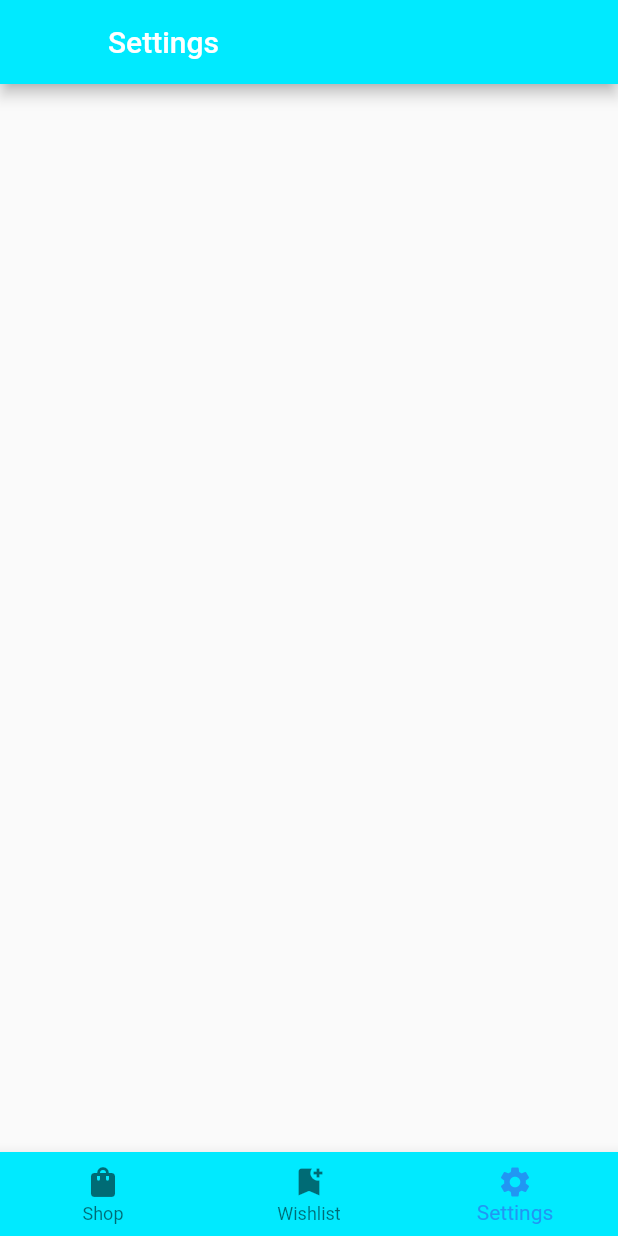
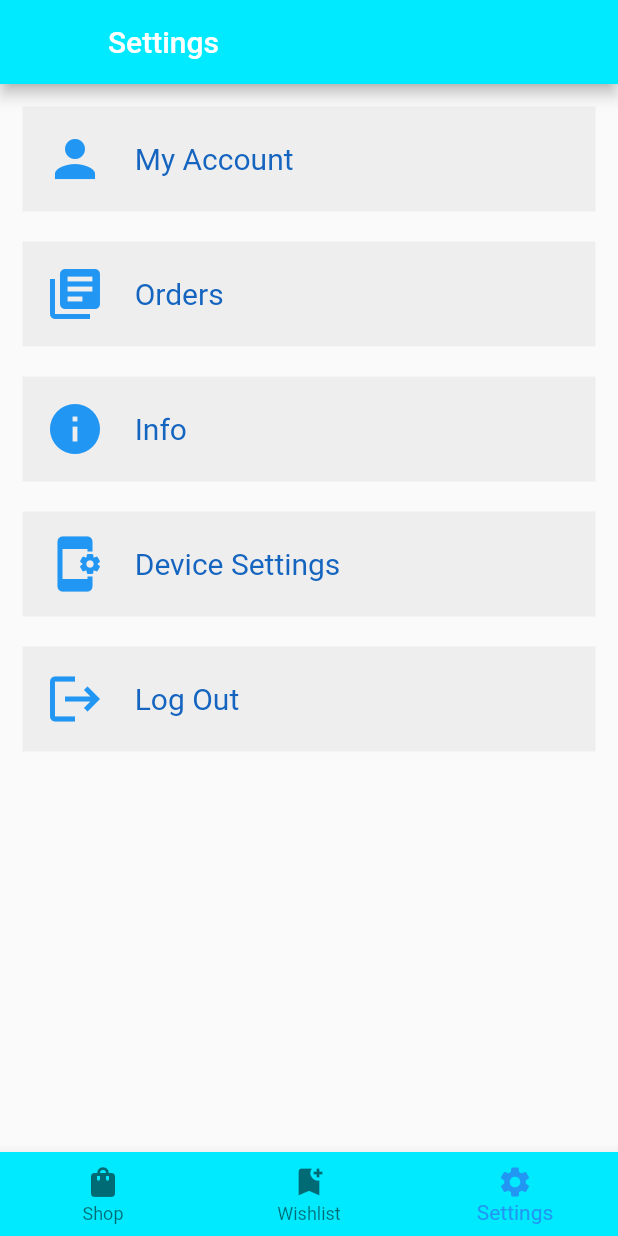
Before and after one commit to valdodotcom/COE356-VorTech, a Flutter app: the SettingsPage screen opened directly, on a phone screen of 412 x 824 dp. Run offline on Flutter 3.47's test engine with Material 2 defaults, Android fonts, the phone set to English and light mode, and no system bars; our stand-ins replace double_back_to_close.

Commit message:
Settings Tab
Added button widgets (inkwell) to settings tab:
my account, orders, info, device settings, logout

```diff
--- a/instashop/lib/ui/settings.dart
+++ b/instashop/lib/ui/settings.dart
@@ -4,6 +4,7 @@ import '../ui/wishlist.dart';
 
 // import '../ui/item_in_category.dart';
 import '../ui/shop_page.dart';
+import 'item_in_category.dart';
 
 class SettingsPage extends StatefulWidget {
   const SettingsPage({Key? key}) : super(key: key);
@@ -25,7 +26,150 @@ class _SettingsPageState extends State<SettingsPage> {
             title: new Text("Settings"),
           ),
 
-          // body: ,
+          body: new ListView(
+            padding: EdgeInsets.all(15.0),
+            children: <Widget>[
+              new Column(
+                children: <Widget>[
+                  new InkWell(
+                      onTap: () {
+                        var router = new MaterialPageRoute(
+                            builder: (BuildContext context) =>
+                            new ItemInCategory());
+
+                        Navigator.of(context).push(router);
+                      },
+                      child: new Container(
+                        color: Colors.grey.shade200,
+                        padding: EdgeInsets.all(15.0),
+                        child: new Row(
+                          children: <Widget>[
+                            new Icon(
+                              Icons.person,
+                              size: 40,
+                              color: Colors.blue,
+                            ),
+                            new Text(
+                              "\t\t\t My Account",
+                              style: new TextStyle(
+                                  fontSize: 20.0, color: Colors.blue.shade800),
+                            ),
+                          ],
+                        ),
+                      )),
+                  new Padding(padding: EdgeInsets.all(10)),
+                  new InkWell(
+                    onTap: () {
+                      var router = new MaterialPageRoute(
+                          builder: (BuildContext context) =>
+                          new ItemInCategory());
+
+                      Navigator.of(context).push(router);
+                    },
+                    child: new Container(
+                        color: Colors.grey.shade200,
+                        padding: EdgeInsets.all(15.0),
+                        child: new Row(
+                          children: <Widget>[
+                            new Icon(
+                              Icons.library_books,
+                              size: 40,
+                              color: Colors.blue,
+                            ),
+                            new Text(
+                              "\t\t\t Orders",
+                              style: new TextStyle(
+                                  fontSize: 20.0, color: Colors.blue.shade800),
+                            ),
+                          ],
+                        )),
+                  ),
+                  new Padding(padding: EdgeInsets.all(10)),
+                  new InkWell(
+                    onTap: () {
+                      var router = new MaterialPageRoute(
+                          builder: (BuildContext context) =>
+                          new ItemInCategory());
+
+                      Navigator.of(context).push(router);
+                    },
+                    child: new Container(
+                        color: Colors.grey.shade200,
+                        padding: EdgeInsets.all(15.0),
+                        child: new Row(
+                          children: <Widget>[
+                            new Icon(
+                              Icons.info,
+                              size: 40,
+                              color: Colors.blue,
+                            ),
+                            new Text(
+                              "\t\t\t Info",
+                              style: new TextStyle(
+                                  fontSize: 20.0, color: Colors.blue.shade800),
+                            ),
+                          ],
+                        )),
+                  ),
+                  new Padding(padding: EdgeInsets.all(10)),
+                  new InkWell(
+                    onTap: () {
+                      var router = new MaterialPageRoute(
+                          builder: (BuildContext context) =>
+                          new ItemInCategory());
+
+                      Navigator.of(context).push(router);
+                    },
+                    child: new Container(
+                        color: Colors.grey.shade200,
+                        padding: EdgeInsets.all(15.0),
+                        child: new Row(
+                          children: <Widget>[
+                            new Icon(
+                              Icons.app_settings_alt,
+                              size: 40,
+                              color: Colors.blue,
+                            ),
+                            new Text(
+                              "\t\t\t Device Settings",
+                              style: new TextStyle(
+                                  fontSize: 20.0, color: Colors.blue.shade800),
+                            ),
+                          ],
+                        )),
+                  ),
+                  new Padding(padding: EdgeInsets.all(10)),
+                  new InkWell(
+                    onTap: () {
+                      var router = new MaterialPageRoute(
+                          builder: (BuildContext context) =>
+                          new ItemInCategory());
+
+                      Navigator.of(context).push(router);
+                    },
+                    child: new Container(
+                      color: Colors.grey.shade200,
+                      padding: EdgeInsets.all(15.0),
+                      child: new Row(
+                        children: <Widget>[
+                          new Icon(
+                            Icons.logout,
+                            size: 40,
+                            color: Colors.blue,
+                          ),
+                          new Text(
+                            "\t\t\t Log Out",
+                            style: new TextStyle(
+                                fontSize: 20.0, color: Colors.blue.shade800),
+                          ),
+                        ],
+                      ),
+                    ),
+                  ),
+                ],
+              ),
+            ],
+          ),
 
           bottomNavigationBar: new Theme(
             data: Theme.of(context).copyWith(
```
